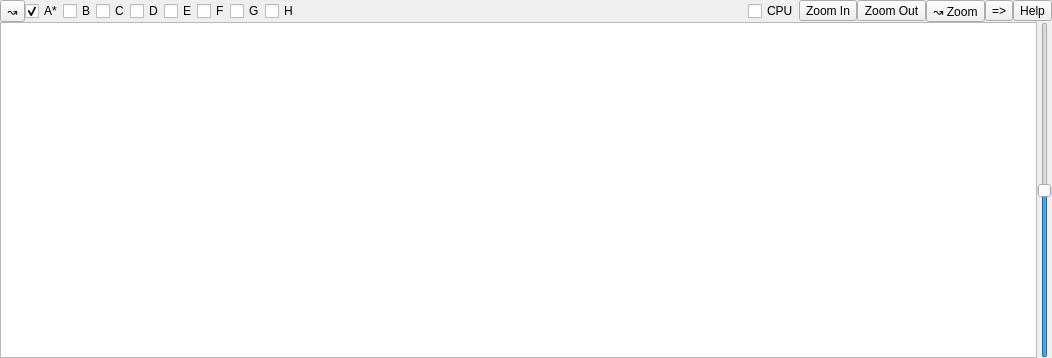
Above: Qt/qt4_mixer_widget.ui from kmatheussen/radium before the change. Below: the same form after it.
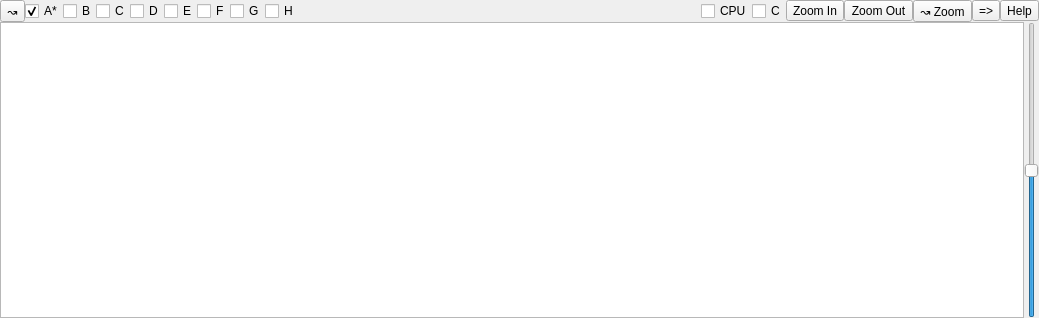
That is the form after the change.

Commit message: mixer: Checkbox to show/hide connections

```diff
--- a/Qt/qt4_mixer_widget.ui
+++ b/Qt/qt4_mixer_widget.ui
@@ -6,8 +6,8 @@
    <rect>
     <x>0</x>
     <y>0</y>
-    <width>1052</width>
-    <height>358</height>
+    <width>1039</width>
+    <height>318</height>
    </rect>
   </property>
   <property name="windowTitle">
@@ -159,6 +159,16 @@
        </property>
       </widget>
      </item>
+     <item>
+      <widget class="QCheckBox" name="connections_visibility">
+       <property name="toolTip">
+        <string>Show connections</string>
+       </property>
+       <property name="text">
+        <string>C</string>
+       </property>
+      </widget>
+     </item>
      <item>
       <widget class="QToolButton" name="zoomin_button">
        <property name="text">
```
The commit also changes 6 other files.
